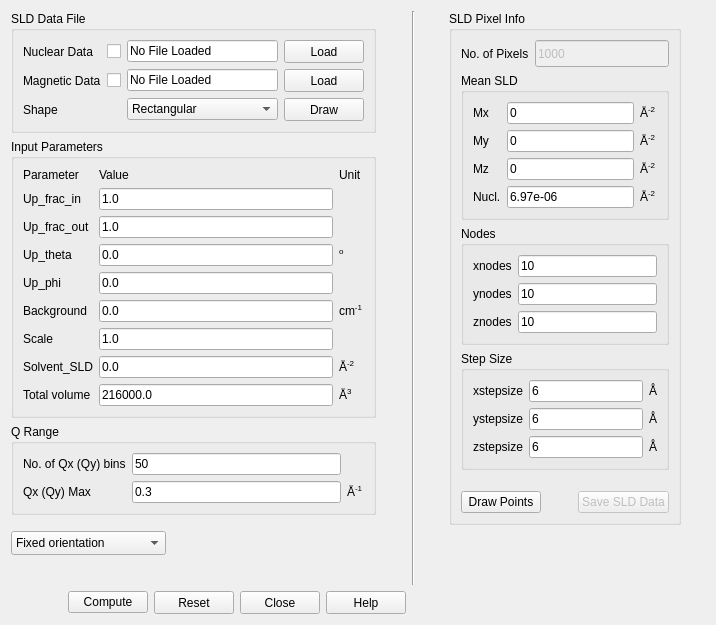
Qt form src/sas/qtgui/Calculators/UI/GenericScatteringCalculator.ui (SasView/sasview) before a commit.
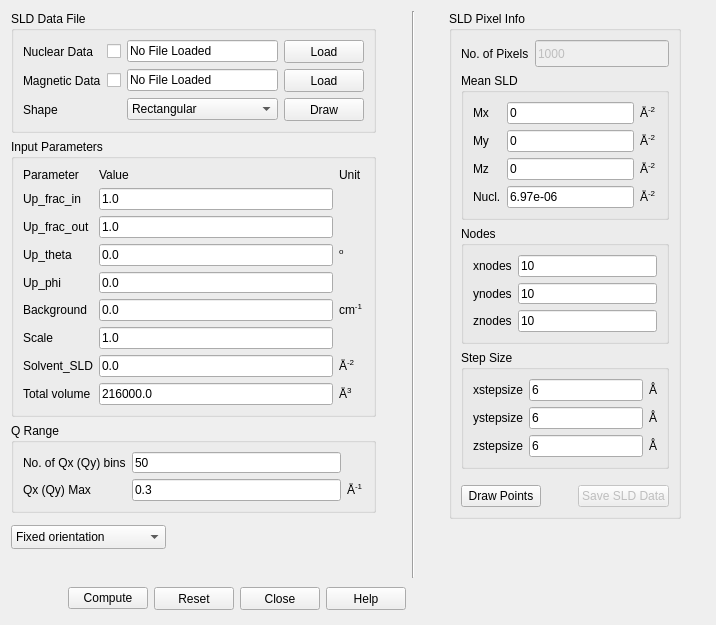
The same form after that commit. Icons and pictures are not drawn.

Commit message: adjustment to height of the verification error label to prevent layout shifting

Diff of the .ui file:
```diff
--- a/src/sas/qtgui/Calculators/UI/GenericScatteringCalculator.ui
+++ b/src/sas/qtgui/Calculators/UI/GenericScatteringCalculator.ui
@@ -1702,6 +1702,12 @@
       <property name="alignment">
         <enum>Qt::AlignHCenter</enum>
       </property>
+      <property name="minimumSize">
+        <size>
+        <width>0</width>
+        <height>30</height>
+        </size>
+      </property>
     </widget>
    </item>
   </layout>
```
The commit also changes 1 other file.
